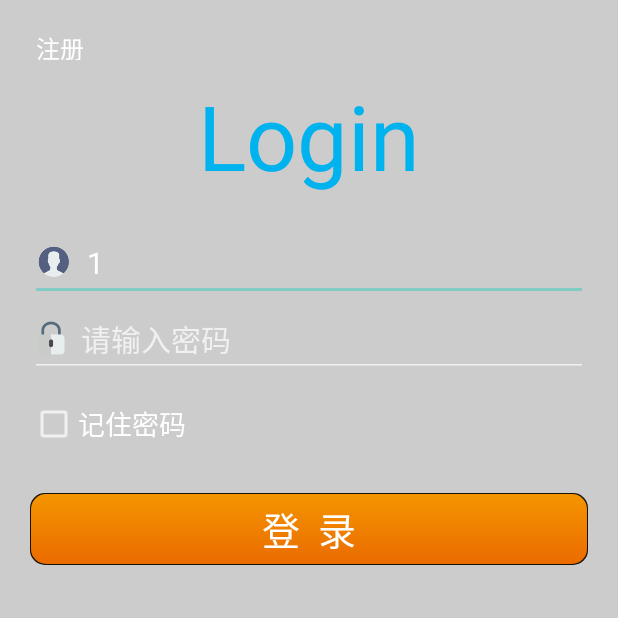
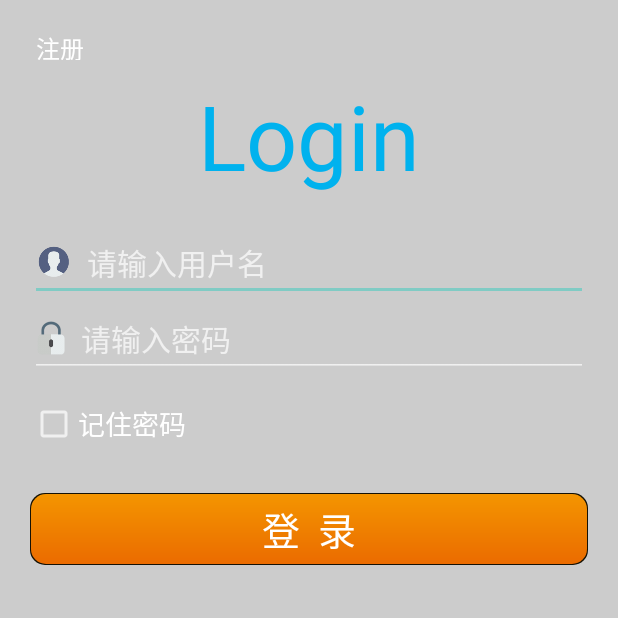
Before and after one commit to doudou-dream/android, an Android app: the screen it shows after launch (Login), on a phone screen of 412 x 824 dp, the top half of it. Run offline under Robolectric (Android 15) with nearby library versions, the phone set to English and light mode, and no system bars.

Commit message:
注册用户判断加入
Signed-off-by: doudou-dream <15288938795@163.com>

```diff
--- a/Zuoye/app/src/main/java/com/example/daire/zuoye/Login.java
+++ b/Zuoye/app/src/main/java/com/example/daire/zuoye/Login.java
@@ -11,6 +11,7 @@ import android.widget.EditText;
 import android.widget.Toast;
 
 /**
+ * 登陆界面
  * Created by Administrator on 2016/12/20.
  */
 public class Login extends Activity {
@@ -19,22 +20,21 @@ public class Login extends Activity {
     private SharedPreferences sharedPreferences;
     SharedPreferences.Editor  editor;
     private CheckBox checkBox;
-    String spUser;
-    String spPwd,checkEdi;
+    //读取资料文件里的数据
+    private String spUser;
+    private String spPwd,checkEdi;
+    //读取文本框里的数值
+    private String strUser;
+    private String strPwd;
+    //接受注册界面里的数据
+    private String str=null;
     @Override
     protected void onCreate(Bundle savedInstanceState) {
         super.onCreate(savedInstanceState);
         setContentView(R.layout.login);
-        sharedPreferences = getSharedPreferences("Login",MODE_APPEND);
-        editor = sharedPreferences.edit();
-        checkBox = (CheckBox) findViewById(R.id.check);
-        user = (EditText) findViewById(R.id.login_user);
-        pwd = (EditText) findViewById(R.id.login_pwd);
-        bt_login = (Button) findViewById(R.id.login);
-        bt_regi = (Button) findViewById(R.id.regi_view);
-        spUser = sharedPreferences.getString("user","1");
-        spPwd = sharedPreferences.getString("pwd","1");
-        checkEdi = sharedPreferences.getString("check",null);
+       //变量声明
+        inStr();
+        //注册切换按钮
         bt_regi.setOnClickListener(new View.OnClickListener() {
             @Override
             public void onClick(View v) {
@@ -43,42 +43,59 @@ public class Login extends Activity {
                 finish();
             }
         });
+        //登录按钮
         bt_login.setOnClickListener(new View.OnClickListener() {
             @Override
             public void onClick(View view) {
-                String strUser=user.getText().toString();
-                String strPwd=pwd.getText().toString();
-
+                strUser=user.getText().toString();
+                strPwd=pwd.getText().toString();
+                inUsertt(strUser);
                 if(strUser.equals(spUser) && strPwd.equals(spPwd)){
                     Toast.makeText(Login.this, "登录成功", Toast.LENGTH_SHORT).show();
                     if(checkBox.isChecked()) {
-                        editor.putString("check", "1");
+                        editor.putString("check", strUser);
                         editor.commit();
+                        Toast.makeText(Login.this, sharedPreferences.getString("check",null), Toast.LENGTH_SHORT).show();
                     }else{
-                        editor.putString("check", "");
+                        editor.putString("check", null);
                         editor.commit();
                     }
-
                     greet_intent(spUser);
                 }else{
-                    editor.putString("check",null);
                     Toast.makeText(Login.this, "密码或用户名错误", Toast.LENGTH_SHORT).show();
                 }
 
             }
         });
-        String str = get_bundle();
-        user.setText(str);
-        checke();
+        //判断用户是从哪个界面跳转来的
+        if(get_bundle() == null){
+            checke();
+        }else{
+            String str = get_bundle();
+            user.setText(str);
+        }
+
+    }
+    //变量的声明
+    void inStr(){
+        sharedPreferences = getSharedPreferences("Login",MODE_APPEND);
+        editor = sharedPreferences.edit();
+        checkBox = (CheckBox) findViewById(R.id.check);
+        user = (EditText) findViewById(R.id.login_user);
+        pwd = (EditText) findViewById(R.id.login_pwd);
+        bt_login = (Button) findViewById(R.id.login);
+        bt_regi = (Button) findViewById(R.id.regi_view);
+        //存储是否记住密码的判断
+        checkEdi = sharedPreferences.getString("check",null);
+
     }
     //接受传过来的数据，如果第二个页面结束了数据就没了
     private String get_bundle(){
         Bundle bundle = getIntent().getExtras();
-        String str;
         if(bundle != null)
             str=bundle.getString("login_name");
         else
-            str = "";
+            str = null;
 
         return str;
     }
@@ -92,14 +109,21 @@ public class Login extends Activity {
     }
     //是否勾选记住密码判断
     private void checke(){
-        if(checkEdi == "1"){
+        inUsertt(checkEdi);
+        if(checkEdi != null){
             user.setText(spUser);
             pwd.setText(spPwd);
             checkBox.setChecked(true);
         }else{
             user.setText(spUser);
-//            Toast.makeText(this, "没有选中", Toast.LENGTH_SHORT).show();
+            Toast.makeText(this, "没有选中", Toast.LENGTH_SHORT).show();
         }
-
+    }
+    //读取文件内容
+    void inUsertt(String str){
+        String usertt = str;
+        //用户密码的读取
+        spUser = sharedPreferences.getString("user"+usertt,"");
+        spPwd = sharedPreferences.getString("pwd"+usertt,"");
     }
 }
--- a/Zuoye/app/src/main/res/layout/register.xml
+++ b/Zuoye/app/src/main/res/layout/register.xml
@@ -50,7 +50,6 @@
         android:layout_width="match_parent"
         android:layout_height="wrap_content"
         android:text="注  册"
-
         android:layout_marginTop="28dp"
         android:textSize="25sp"
         android:textColor="#fff"
```
Also changed, not shown: Zuoye/app/src/main/java/com/example/daire/zuoye/Regi.java (+19 -9 lines).
